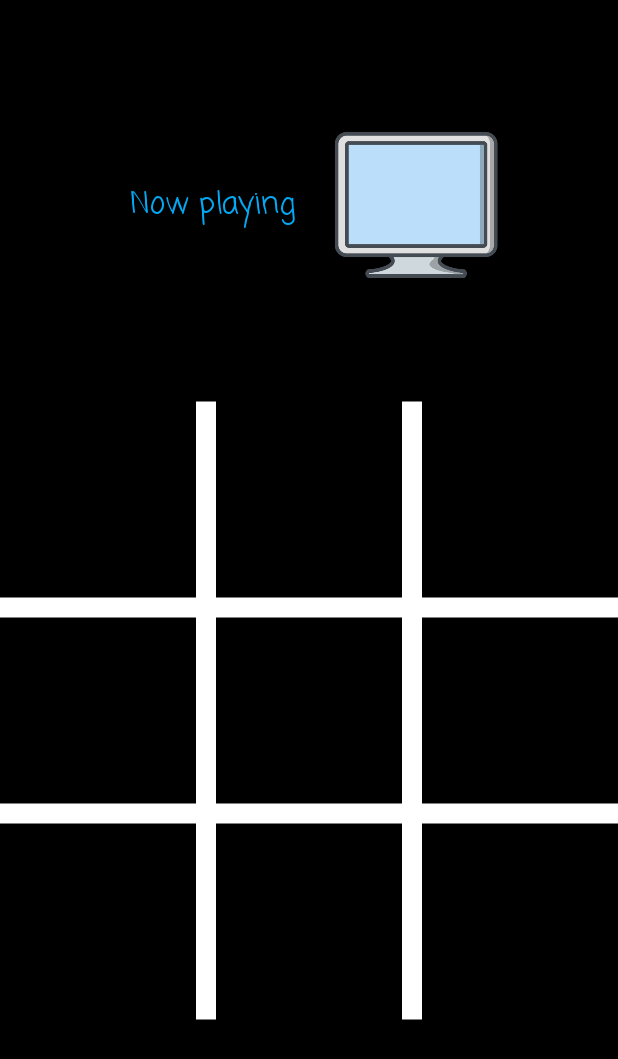
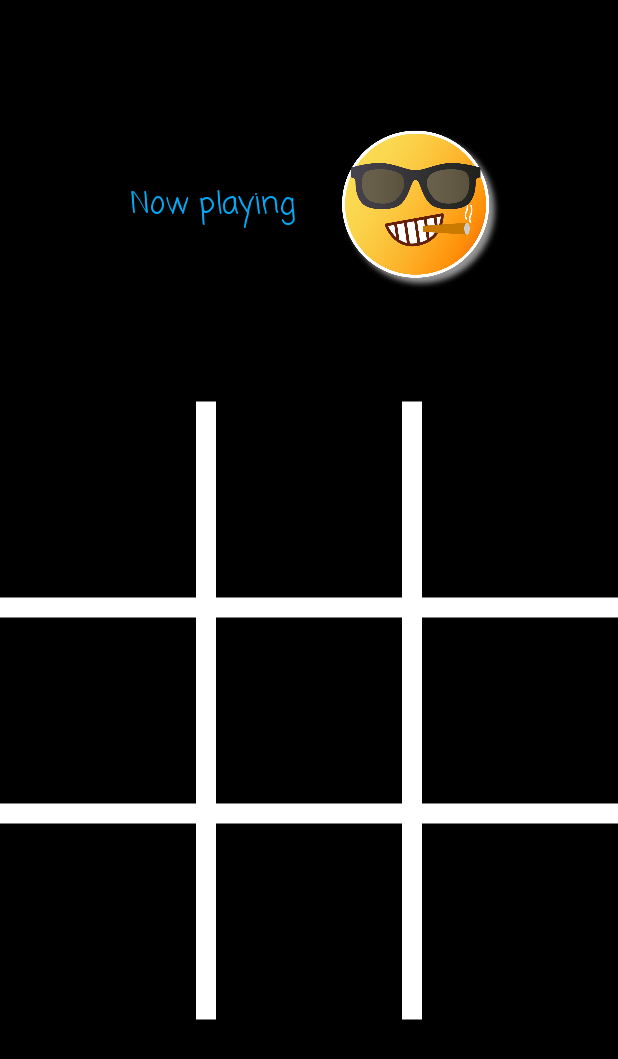
Before and after one commit to Vaasuawesome7/Spider_appdev_task2_tictactoe_106119140, an Android app: the layout activity_singleplayer.xml on its own in the app's theme, with its tools: preview values and no code run, on a phone screen of 412 x 824 dp. Shown: the top 1059 px of the screen. Run offline under Robolectric (Android 15) with nearby library versions, the phone set to English and light mode, and no system bars.

Commit message:
Update 4

```diff
--- a/app/src/main/res/layout/activity_singleplayer.xml
+++ b/app/src/main/res/layout/activity_singleplayer.xml
@@ -42,7 +42,7 @@
         app:layout_constraintRight_toRightOf="parent"
         app:layout_constraintTop_toTopOf="parent"
         app:layout_constraintVertical_bias="0.108"
-        app:srcCompat="@drawable/computer" />
+        app:srcCompat="@drawable/sunglasses" />
 
     <ImageView
         android:id="@+id/simage_00"
```
Also changed, not shown: app/src/main/res/drawable-v24/bg.png (deleted).
